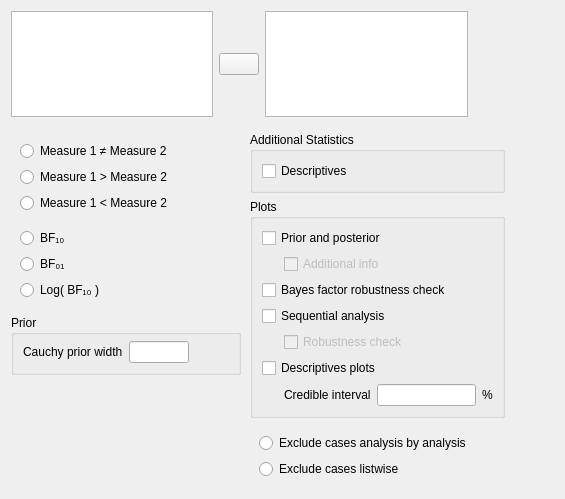
Qt form JASP-Desktop/analysisforms/ttestbayesianpairedsamplesform.ui (jasp-stats/jasp-desktop) before a commit.
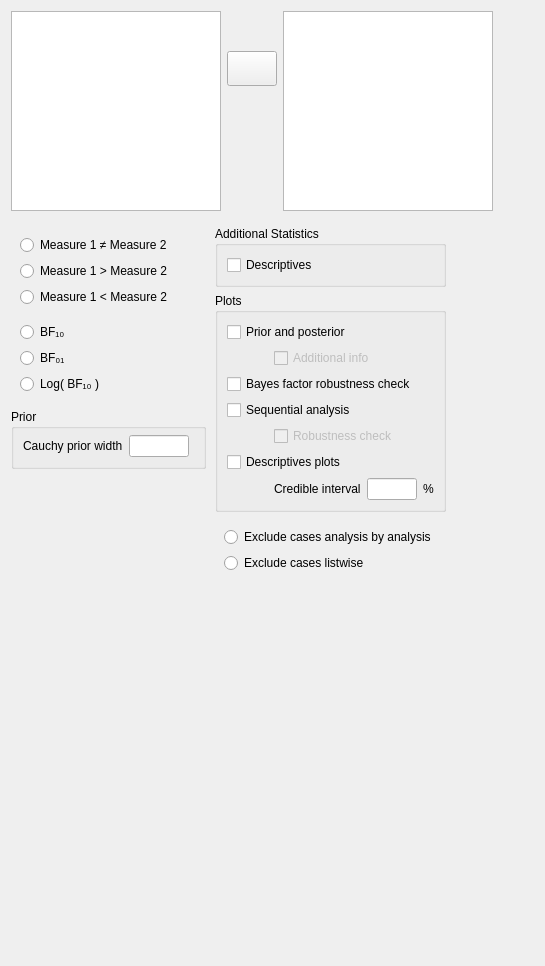
The same form after that commit. Custom widgets are drawn as their Qt base class.

```diff
--- a/JASP-Desktop/analysisforms/ttestbayesianpairedsamplesform.ui
+++ b/JASP-Desktop/analysisforms/ttestbayesianpairedsamplesform.ui
@@ -6,16 +6,28 @@
    <rect>
     <x>0</x>
     <y>0</y>
-    <width>565</width>
-    <height>499</height>
+    <width>545</width>
+    <height>966</height>
    </rect>
   </property>
+  <property name="sizePolicy">
+   <sizepolicy hsizetype="Fixed" vsizetype="Preferred">
+    <horstretch>0</horstretch>
+    <verstretch>0</verstretch>
+   </sizepolicy>
+  </property>
   <property name="windowTitle">
    <string>Form</string>
   </property>
-  <layout class="QGridLayout" name="gridLayout_10">
-   <item row="0" column="0">
-    <widget class="QWidget" name="widget_4" native="true">
+  <layout class="QVBoxLayout" name="verticalLayout">
+   <item>
+    <widget class="QWidget" name="topWidget" native="true">
+     <property name="sizePolicy">
+      <sizepolicy hsizetype="Fixed" vsizetype="Fixed">
+       <horstretch>0</horstretch>
+       <verstretch>0</verstretch>
+      </sizepolicy>
+     </property>
      <layout class="QGridLayout" name="gridLayout">
       <property name="leftMargin">
        <number>0</number>
@@ -29,54 +41,133 @@
       <property name="bottomMargin">
        <number>0</number>
       </property>
-      <item row="0" column="0">
-       <widget class="AvailableFieldsListView" name="availableFields">
-        <property name="maximumSize">
-         <size>
-          <width>210</width>
-          <height>16777215</height>
-         </size>
-        </property>
-       </widget>
-      </item>
-      <item row="0" column="1">
-       <widget class="AssignButton" name="assignButton">
-        <property name="maximumSize">
-         <size>
-          <width>50</width>
-          <height>16777215</height>
-         </size>
-        </property>
-        <property name="text">
-         <string/>
-        </property>
-       </widget>
-      </item>
-      <item row="0" column="2">
+      <item row="0" column="3">
        <widget class="BoundPairsTable" name="pairs">
+        <property name="sizePolicy">
+         <sizepolicy hsizetype="Fixed" vsizetype="Fixed">
+          <horstretch>0</horstretch>
+          <verstretch>0</verstretch>
+         </sizepolicy>
+        </property>
+        <property name="minimumSize">
+         <size>
+          <width>210</width>
+          <height>200</height>
+         </size>
+        </property>
         <property name="maximumSize">
          <size>
           <width>210</width>
-          <height>16777215</height>
+          <height>200</height>
          </size>
         </property>
        </widget>
       </item>
+      <item row="0" column="0">
+       <widget class="AvailableFieldsListView" name="availableFields">
+        <property name="sizePolicy">
+         <sizepolicy hsizetype="Fixed" vsizetype="Fixed">
+          <horstretch>0</horstretch>
+          <verstretch>0</verstretch>
+         </sizepolicy>
+        </property>
+        <property name="minimumSize">
+         <size>
+          <width>210</width>
+          <height>200</height>
+         </size>
+        </property>
+        <property name="maximumSize">
+         <size>
+          <width>210</width>
+          <height>200</height>
+         </size>
+        </property>
+       </widget>
+      </item>
+      <item row="0" column="1">
+       <widget class="QWidget" name="verticalWidget" native="true">
+        <layout class="QVBoxLayout" name="verticalLayout_2">
+         <property name="leftMargin">
+          <number>0</number>
+         </property>
+         <property name="topMargin">
+          <number>0</number>
+         </property>
+         <property name="rightMargin">
+          <number>0</number>
+         </property>
+         <property name="bottomMargin">
+          <number>0</number>
+         </property>
+         <item>
+          <spacer name="verticalSpacer_4">
+           <property name="orientation">
+            <enum>Qt::Vertical</enum>
+           </property>
+           <property name="sizeType">
+            <enum>QSizePolicy::Fixed</enum>
+           </property>
+           <property name="sizeHint" stdset="0">
+            <size>
+             <width>20</width>
+             <height>40</height>
+            </size>
+           </property>
+          </spacer>
+         </item>
+         <item>
+          <widget class="AssignButton" name="assignButton">
+           <property name="sizePolicy">
+            <sizepolicy hsizetype="Fixed" vsizetype="Fixed">
+             <horstretch>0</horstretch>
+             <verstretch>0</verstretch>
+            </sizepolicy>
+           </property>
+           <property name="minimumSize">
+            <size>
+             <width>50</width>
+             <height>35</height>
+            </size>
+           </property>
+           <property name="maximumSize">
+            <size>
+             <width>50</width>
+             <height>35</height>
+            </size>
+           </property>
+           <property name="text">
+            <string/>
+           </property>
+          </widget>
+         </item>
+         <item>
+          <spacer name="verticalSpacer_3">
+           <property name="orientation">
+            <enum>Qt::Vertical</enum>
+           </property>
+           <property name="sizeHint" stdset="0">
+            <size>
+             <width>20</width>
+             <height>40</height>
+            </size>
+           </property>
+          </spacer>
+         </item>
+        </layout>
+       </widget>
+      </item>
      </layout>
     </widget>
    </item>
-   <item row="0" column="1">
-    <widget class="QWidget" name="widget" native="true">
-     <property name="minimumSize">
-      <size>
-       <width>80</width>
-       <height>0</height>
-      </size>
-     </property>
-    </widget>
-   </item>
-   <item row="1" column="0" colspan="2">
+   <item>
     <widget class="QWidget" name="options" native="true">
+     <property name="sizePolicy">
+      <sizepolicy hsizetype="Fixed" vsizetype="Fixed">
+       <horstretch>0</horstretch>
+       <verstretch>0</verstretch>
+      </sizepolicy>
+     </property>
      <layout class="QGridLayout" name="gridLayout_7">
       <property name="leftMargin">
        <number>0</number>
@@ -124,7 +215,7 @@
               </property>
               <property name="sizeHint" stdset="0">
                <size>
-                <width>81</width>
+                <width>5</width>
                 <height>20</height>
                </size>
               </property>
@@ -132,6 +223,12 @@
             </item>
             <item row="0" column="0">
              <widget class="QLabel" name="label">
+              <property name="sizePolicy">
+               <sizepolicy hsizetype="Fixed" vsizetype="Fixed">
+                <horstretch>0</horstretch>
+                <verstretch>0</verstretch>
+               </sizepolicy>
+              </property>
               <property name="text">
                <string>Cauchy prior width</string>
               </property>
@@ -139,6 +236,12 @@
             </item>
             <item row="0" column="1">
              <widget class="BoundTextBox" name="priorWidth">
+              <property name="sizePolicy">
+               <sizepolicy hsizetype="Fixed" vsizetype="Preferred">
+                <horstretch>0</horstretch>
+                <verstretch>0</verstretch>
+               </sizepolicy>
+              </property>
               <property name="minimumSize">
                <size>
                 <width>60</width>
@@ -171,8 +274,27 @@
             <property name="bottomMargin">
              <number>0</number>
             </property>
+            <item row="0" column="0">
+             <widget class="QRadioButton" name="_1twoTailed">
+              <property name="sizePolicy">
+               <sizepolicy hsizetype="Fixed" vsizetype="Fixed">
+                <horstretch>0</horstretch>
+                <verstretch>0</verstretch>
+               </sizepolicy>
+              </property>
+              <property name="text">
+               <string>Measure 1 ≠ Measure 2</string>
+              </property>
+             </widget>
+            </item>
             <item row="2" column="0">
              <widget class="QRadioButton" name="_3oneTailedLessThan">
+              <property name="sizePolicy">
+               <sizepolicy hsizetype="Fixed" vsizetype="Fixed">
+                <horstretch>0</horstretch>
+                <verstretch>0</verstretch>
+               </sizepolicy>
+              </property>
               <property name="text">
                <string>Measure 1 &lt; Measure 2</string>
               </property>
@@ -180,17 +302,29 @@
             </item>
             <item row="1" column="0">
              <widget class="QRadioButton" name="_2oneTailedGreaterThan">
+              <property name="sizePolicy">
+               <sizepolicy hsizetype="Fixed" vsizetype="Fixed">
+                <horstretch>0</horstretch>
+                <verstretch>0</verstretch>
+               </sizepolicy>
+              </property>
               <property name="text">
                <string>Measure 1 &gt; Measure 2</string>
               </property>
              </widget>
             </item>
-            <item row="0" column="0">
-             <widget class="QRadioButton" name="_1twoTailed">
-              <property name="text">
-               <string>Measure 1 ≠ Measure 2</string>
+            <item row="1" column="1">
+             <spacer name="horizontalSpacer_3">
+              <property name="orientation">
+               <enum>Qt::Horizontal</enum>
               </property>
-             </widget>
+              <property name="sizeHint" stdset="0">
+               <size>
+                <width>5</width>
+                <height>20</height>
+               </size>
+              </property>
+             </spacer>
             </item>
            </layout>
           </widget>
@@ -217,15 +351,14 @@
             <bool>false</bool>
            </property>
            <layout class="QGridLayout" name="gridLayout_13">
-            <item row="0" column="0">
-             <widget class="QRadioButton" name="_1">
-              <property name="text">
-               <string>BF₁₀</string>
-              </property>
-             </widget>
-            </item>
             <item row="1" column="0">
              <widget class="QRadioButton" name="_2">
+              <property name="sizePolicy">
+               <sizepolicy hsizetype="Fixed" vsizetype="Fixed">
+                <horstretch>0</horstretch>
+                <verstretch>0</verstretch>
+               </sizepolicy>
+              </property>
               <property name="text">
                <string>BF₀₁</string>
               </property>
@@ -233,11 +366,43 @@
             </item>
             <item row="2" column="0">
              <widget class="QRadioButton" name="_3">
+              <property name="sizePolicy">
+               <sizepolicy hsizetype="Fixed" vsizetype="Fixed">
+                <horstretch>0</horstretch>
+                <verstretch>0</verstretch>
+               </sizepolicy>
+              </property>
               <property name="text">
                <string>Log( BF₁₀ )</string>
               </property>
              </widget>
             </item>
+            <item row="0" column="0">
+             <widget class="QRadioButton" name="_1">
+              <property name="sizePolicy">
+               <sizepolicy hsizetype="Fixed" vsizetype="Fixed">
+                <horstretch>0</horstretch>
+                <verstretch>0</verstretch>
+               </sizepolicy>
+              </property>
+              <property name="text">
+               <string>BF₁₀</string>
+              </property>
+             </widget>
+            </item>
+            <item row="1" column="1">
+             <spacer name="horizontalSpacer">
+              <property name="orientation">
+               <enum>Qt::Horizontal</enum>
+              </property>
+              <property name="sizeHint" stdset="0">
+               <size>
+                <width>5</width>
+                <height>20</height>
+               </size>
+              </property>
+             </spacer>
+            </item>
            </layout>
           </widget>
          </item>
@@ -247,19 +412,6 @@
       <item row="0" column="1">
        <widget class="QWidget" name="widget_3" native="true">
         <layout class="QGridLayout" name="gridLayout_2">
-         <item row="4" column="0">
-          <spacer name="verticalSpacer_2">
-           <property name="orientation">
-            <enum>Qt::Vertical</enum>
-           </property>
-           <property name="sizeHint" stdset="0">
-            <size>
-             <width>20</width>
-             <height>40</height>
-            </size>
-           </property>
-          </spacer>
-         </item>
          <item row="0" column="0" colspan="2">
           <widget class="GroupBox" name="additionalStatisticsGroup">
            <property name="title">
@@ -268,6 +420,12 @@
            <layout class="QGridLayout" name="gridLayout_3">
             <item row="0" column="0" colspan="2">
              <widget class="BoundCheckBox" name="descriptives">
+              <property name="sizePolicy">
+               <sizepolicy hsizetype="Fixed" vsizetype="Fixed">
+                <horstretch>0</horstretch>
+                <verstretch>0</verstretch>
+               </sizepolicy>
+              </property>
               <property name="text">
                <string>Descriptives</string>
               </property>
@@ -284,6 +442,12 @@
            <layout class="QGridLayout" name="gridLayout_4">
             <item row="5" column="0" colspan="4">
              <widget class="BoundCheckBox" name="descriptivesPlots">
+              <property name="sizePolicy">
+               <sizepolicy hsizetype="Fixed" vsizetype="Fixed">
+                <horstretch>0</horstretch>
+                <verstretch>0</verstretch>
+               </sizepolicy>
+              </property>
               <property name="text">
                <string>Descriptives plots</string>
               </property>
@@ -291,6 +455,12 @@
             </item>
             <item row="2" column="0" colspan="4">
              <widget class="BoundCheckBox" name="plotBayesFactorRobustness">
+              <property name="sizePolicy">
+               <sizepolicy hsizetype="Fixed" vsizetype="Fixed">
+                <horstretch>0</horstretch>
+                <verstretch>0</verstretch>
+               </sizepolicy>
+              </property>
               <property name="text">
                <string>Bayes factor robustness check</string>
               </property>
@@ -298,6 +468,12 @@
             </item>
             <item row="3" column="0" colspan="4">
              <widget class="BoundCheckBox" name="plotSequentialAnalysis">
+              <property name="sizePolicy">
+               <sizepolicy hsizetype="Fixed" vsizetype="Fixed">
+                <horstretch>0</horstretch>
+                <verstretch>0</verstretch>
+               </sizepolicy>
+              </property>
               <property name="text">
                <string>Sequential analysis</string>
               </property>
@@ -305,16 +481,47 @@
             </item>
             <item row="0" column="0" colspan="4">
              <widget class="BoundCheckBox" name="plotPriorAndPosterior">
+              <property name="sizePolicy">
+               <sizepolicy hsizetype="Fixed" vsizetype="Fixed">
+                <horstretch>0</horstretch>
+                <verstretch>0</verstretch>
+               </sizepolicy>
+              </property>
               <property name="text">
                <string>Prior and posterior</string>
               </property>
              </widget>
             </item>
             <item row="6" column="3">
-             <widget class="BoundTextBox" name="descriptivesPlotsCredibleInterval"/>
+             <widget class="BoundTextBox" name="descriptivesPlotsCredibleInterval">
+              <property name="sizePolicy">
+               <sizepolicy hsizetype="Fixed" vsizetype="Preferred">
+                <horstretch>0</horstretch>
+                <verstretch>0</verstretch>
+               </sizepolicy>
+              </property>
+              <property name="minimumSize">
+               <size>
+                <width>50</width>
+                <height>0</height>
+               </size>
+              </property>
+              <property name="maximumSize">
+               <size>
+                <width>50</width>
+                <height>16777215</height>
+               </size>
+              </property>
+             </widget>
             </item>
             <item row="6" column="4">
              <widget class="QLabel" name="label_3">
+              <property name="sizePolicy">
+               <sizepolicy hsizetype="Fixed" vsizetype="Fixed">
+                <horstretch>0</horstretch>
+                <verstretch>0</verstretch>
+               </sizepolicy>
+              </property>
               <property name="text">
                <string>%</string>
               </property>
@@ -332,6 +539,12 @@
             </item>
             <item row="6" column="2">
              <widget class="QLabel" name="label_2">
+              <property name="sizePolicy">
+               <sizepolicy hsizetype="Fixed" vsizetype="Fixed">
+                <horstretch>0</horstretch>
+                <verstretch>0</verstretch>
+               </sizepolicy>
+              </property>
               <property name="text">
                <string>Credible interval</string>
               </property>
@@ -355,6 +568,12 @@
               <property name="enabled">
                <bool>false</bool>
               </property>
+              <property name="sizePolicy">
+               <sizepolicy hsizetype="Fixed" vsizetype="Fixed">
+                <horstretch>0</horstretch>
+                <verstretch>0</verstretch>
+               </sizepolicy>
+              </property>
               <property name="text">
                <string>Robustness check</string>
               </property>
@@ -365,6 +584,12 @@
               <property name="enabled">
                <bool>false</bool>
               </property>
+              <property name="sizePolicy">
+               <sizepolicy hsizetype="Fixed" vsizetype="Fixed">
+                <horstretch>0</horstretch>
+                <verstretch>0</verstretch>
+               </sizepolicy>
+              </property>
               <property name="text">
                <string>Additional info</string>
               </property>
@@ -387,6 +612,12 @@
             </property>
             <item row="0" column="0">
              <widget class="QRadioButton" name="_1excludeAnalysisByAnalysis">
+              <property name="sizePolicy">
+               <sizepolicy hsizetype="Fixed" vsizetype="Fixed">
+                <horstretch>0</horstretch>
+                <verstretch>0</verstretch>
+               </sizepolicy>
+              </property>
               <property name="text">
                <string>Exclude cases analysis by analysis</string>
               </property>
@@ -394,6 +625,12 @@
             </item>
             <item row="1" column="0">
              <widget class="QRadioButton" name="_2excludeListwise">
+              <property name="sizePolicy">
+               <sizepolicy hsizetype="Fixed" vsizetype="Fixed">
+                <horstretch>0</horstretch>
+                <verstretch>0</verstretch>
+               </sizepolicy>
+              </property>
               <property name="text">
                <string>Exclude cases listwise</string>
               </property>
@@ -405,22 +642,22 @@
         </layout>
        </widget>
       </item>
-      <item row="0" column="2">
-       <spacer name="horizontalSpacer">
-        <property name="orientation">
-         <enum>Qt::Horizontal</enum>
-        </property>
-        <property name="sizeHint" stdset="0">
-         <size>
-          <width>50</width>
-          <height>20</height>
-         </size>
-        </property>
-       </spacer>
-      </item>
      </layout>
     </widget>
    </item>
+   <item>
+    <spacer name="verticalSpacer_5">
+     <property name="orientation">
+      <enum>Qt::Vertical</enum>
+     </property>
+     <property name="sizeHint" stdset="0">
+      <size>
+       <width>20</width>
+       <height>40</height>
+      </size>
+     </property>
+    </spacer>
+   </item>
   </layout>
  </widget>
  <customwidgets>
```
